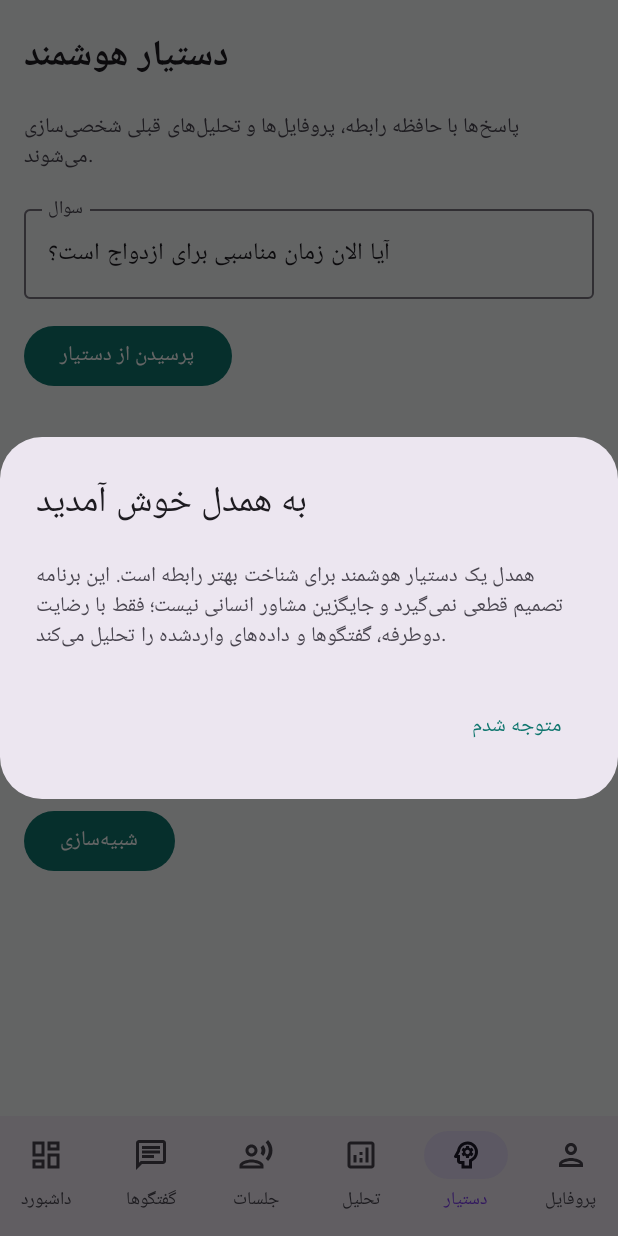
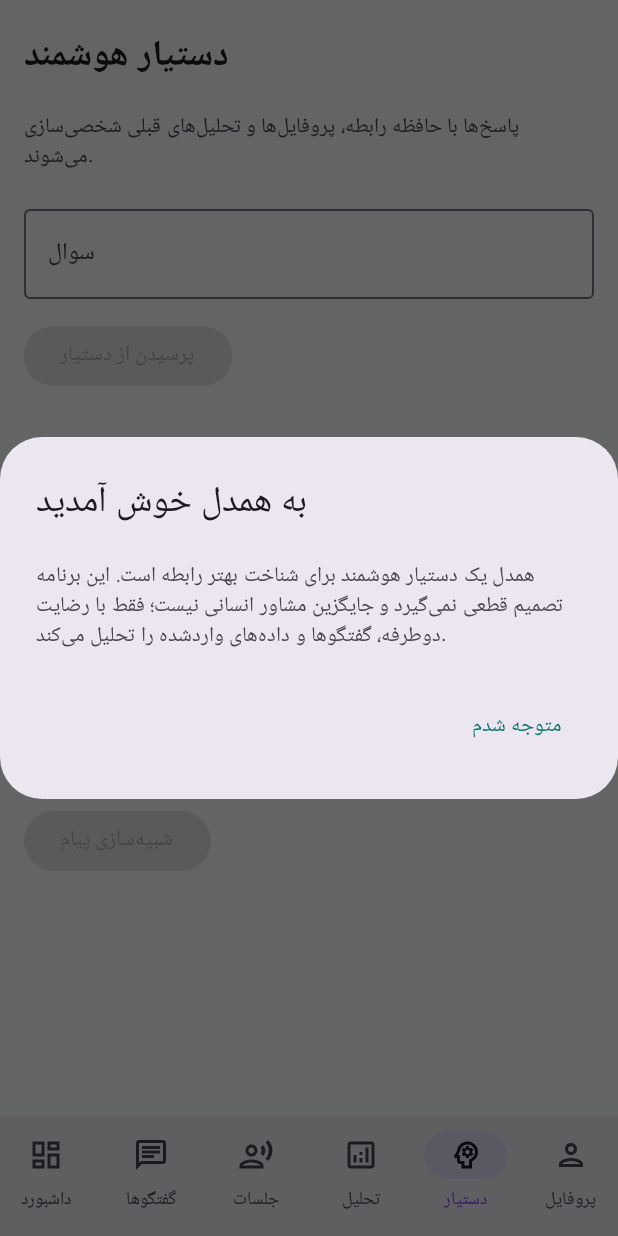
Before and after one commit to ghadirb/Hamdel, an Android app built with Jetpack Compose: the screen it shows after launch (MainActivity), item 5 of the bottom bar chosen, on a phone screen of 412 x 824 dp. Run offline under Robolectric (Android 15) with nearby library versions, the light colour scheme and no system bars; our stand-ins replace Room's generated code; 2 statements that could not run were skipped.

Commit message:
Remove demo data and improve live workflows

```diff
--- a/app/src/main/java/com/hamdel/ai/HamdelApplication.kt
+++ b/app/src/main/java/com/hamdel/ai/HamdelApplication.kt
@@ -23,9 +23,10 @@ class HamdelApplication : Application() {
 
     private val httpClient by lazy {
         OkHttpClient.Builder()
-            .connectTimeout(20, TimeUnit.SECONDS)
-            .readTimeout(60, TimeUnit.SECONDS)
-            .writeTimeout(60, TimeUnit.SECONDS)
+            .connectTimeout(8, TimeUnit.SECONDS)
+            .readTimeout(10, TimeUnit.SECONDS)
+            .writeTimeout(10, TimeUnit.SECONDS)
+            .callTimeout(12, TimeUnit.SECONDS)
             .build()
     }
 
--- a/app/src/main/java/com/hamdel/ai/data/local/RelationshipDao.kt
+++ b/app/src/main/java/com/hamdel/ai/data/local/RelationshipDao.kt
@@ -27,6 +27,24 @@ interface RelationshipDao {
     @Query("SELECT COUNT(*) FROM relationship_metrics")
     suspend fun metricCount(): Int
 
+    @Query("SELECT COUNT(*) FROM profiles")
+    suspend fun profileCount(): Int
+
+    @Query("SELECT COUNT(*) FROM profiles WHERE id IN ('person_a', 'person_b')")
+    suspend fun legacyProfileCount(): Int
+
+    @Query("SELECT COUNT(*) FROM conversation_reports")
+    suspend fun reportCount(): Int
+
+    @Query("DELETE FROM relationship_metrics")
+    suspend fun clearMetrics()
+
+    @Query("DELETE FROM profiles WHERE id IN ('person_a', 'person_b')")
+    suspend fun clearLegacyProfiles()
+
+    @Query("DELETE FROM relationship_events WHERE id IN ('first_meet', 'important_talk', 'repair')")
+    suspend fun clearLegacyEvents()
+
     @Insert(onConflict = OnConflictStrategy.REPLACE)
     suspend fun upsertMetrics(metrics: List<RelationshipMetric>)
 
@@ -34,9 +52,6 @@ interface RelationshipDao {
     suspend fun upsertProfile(profile: PersonProfile)
 
     @Insert(onConflict = OnConflictStrategy.REPLACE)
-    suspend fun upsertProfiles(profiles: List<PersonProfile>)
-
-    @Insert(onConflict = OnConflictStrategy.REPLACE)
     suspend fun upsertEvents(events: List<RelationshipEvent>)
 
     @Insert(onConflict = OnConflictStrategy.REPLACE)
--- a/app/src/main/java/com/hamdel/ai/data/remote/GapgptClient.kt
+++ b/app/src/main/java/com/hamdel/ai/data/remote/GapgptClient.kt
@@ -24,7 +24,7 @@ class GapgptClient(
     override suspend fun complete(systemPrompt: String, userPrompt: String): String? =
         withContext(Dispatchers.IO) {
             val keys = keysProvider()
-            for (key in keys) {
+            for (key in keys.take(MAX_KEY_ATTEMPTS)) {
                 for (model in MODEL_PRIORITY) {
                     val result = runCatching { callModel(key, model, systemPrompt, userPrompt) }
                         .onFailure { Log.w(TAG, "gapgpt $model failed: ${it.message}") }
@@ -70,6 +70,7 @@ class GapgptClient(
         private const val TAG = "GapgptClient"
         private const val BASE_URL = "https://api.gapgpt.app/v1"
         private val JSON_MEDIA_TYPE = "application/json".toMediaType()
-        private val MODEL_PRIORITY = listOf("gpt-5-nano", "gpt-4o-mini")
+        private const val MAX_KEY_ATTEMPTS = 1
+        private val MODEL_PRIORITY = listOf("gpt-4o-mini")
     }
 }
--- a/app/src/main/java/com/hamdel/ai/data/remote/LiaraClient.kt
+++ b/app/src/main/java/com/hamdel/ai/data/remote/LiaraClient.kt
@@ -26,7 +26,7 @@ class LiaraClient(
         withContext(Dispatchers.IO) {
             val keys = keysProvider()
             val baseUrl = (baseUrlProvider() ?: DEFAULT_BASE_URL).trimEnd('/')
-            for (key in keys) {
+            for (key in keys.take(MAX_KEY_ATTEMPTS)) {
                 for (model in MODEL_PRIORITY) {
                     val result = runCatching { callModel(baseUrl, key, model, systemPrompt, userPrompt) }
                         .onFailure { Log.w(TAG, "liara $model failed: ${it.message}") }
@@ -74,6 +74,7 @@ class LiaraClient(
         // ships a LIARA_BASE_URL entry (e.g. after rotating to a different Liara project).
         private const val DEFAULT_BASE_URL = "https://ai.liara.ir/api/69467b6ba99a2016cac892e1/v1"
         private val JSON_MEDIA_TYPE = "application/json".toMediaType()
-        private val MODEL_PRIORITY = listOf("openai/gpt-5-nano", "openai/gpt-4o-mini", "google/gemini-2.0-flash-001")
+        private const val MAX_KEY_ATTEMPTS = 1
+        private val MODEL_PRIORITY = listOf("google/gemini-2.0-flash-001")
     }
 }
--- a/app/src/main/java/com/hamdel/ai/data/repository/RelationshipRepository.kt
+++ b/app/src/main/java/com/hamdel/ai/data/repository/RelationshipRepository.kt
@@ -33,30 +33,16 @@ class RelationshipRepository(
         )
     }
 
-    suspend fun seedIfNeeded() {
-        if (dao.metricCount() > 0) return
-        dao.upsertMetrics(
-            listOf(
-                RelationshipMetric("compatibility", "سازگاری", 82, 6, "هم‌راستایی اهداف، ارزش‌ها و سبک ارتباطی"),
-                RelationshipMetric("respect", "احترام متقابل", 76, 4, "کیفیت مرزبندی، شنیدن و پاسخ دادن"),
-                RelationshipMetric("intimacy", "صمیمیت", 68, 8, "نزدیکی عاطفی و امنیت در بیان احساسات"),
-                RelationshipMetric("stress", "استرس رابطه", 34, -5, "فشار، سوءتفاهم و تنش‌های حل‌نشده"),
-                RelationshipMetric("trust", "اعتماد", 72, 3, "ثبات، صداقت و قابل اتکا بودن")
-            )
-        )
-        dao.upsertProfiles(
-            listOf(
-                PersonProfile("person_a", "نفر اول", 29, "کارشناسی ارشد", "طراح محصول", "تهران", "رشد مشترک و آرامش", "کتاب، سفر، موسیقی", "صداقت، احترام، خانواده", "گفتگوی مستقیم", "آرام و تحلیلی", "کلام تاییدآمیز", "INFJ", "همدل، دقیق، گاهی حساس", "پیاده‌روی و یادداشت روزانه", true),
-                PersonProfile("person_b", "نفر دوم", 31, "کارشناسی", "مهندس نرم‌افزار", "تهران", "ثبات مالی و خانواده", "ورزش، فیلم، تکنولوژی", "اعتماد، استقلال، مسئولیت", "حل مسئله", "منطقی و کوتاه", "وقت باکیفیت", "INTJ", "مسئول، مستقل، گاهی کم‌حرف", "ورزش صبحگاهی", true)
-            )
-        )
-        dao.upsertEvents(
-            listOf(
-                RelationshipEvent("first_meet", "اولین آشنایی", "شروع رابطه و شناخت اولیه", "memory", System.currentTimeMillis() - 60L * 24 * 60 * 60 * 1000),
-                RelationshipEvent("important_talk", "گفتگوی مهم", "صحبت درباره اهداف مشترک و مرزها", "session", System.currentTimeMillis() - 6L * 24 * 60 * 60 * 1000),
-                RelationshipEvent("repair", "آشتی پس از اختلاف", "تمرین شنیدن فعال و عذرخواهی مشخص", "repair", System.currentTimeMillis() - 2L * 24 * 60 * 60 * 1000)
-            )
-        )
+    /** Removes only the known records created by versions that shipped demo content. */
+    suspend fun clearLegacyDemoData() {
+        val isOnlyLegacyDemo = dao.profileCount() == 2 &&
+            dao.legacyProfileCount() == 2 &&
+            dao.reportCount() == 0
+        if (isOnlyLegacyDemo) {
+            dao.clearMetrics()
+            dao.clearLegacyProfiles()
+            dao.clearLegacyEvents()
+        }
     }
 
     suspend fun analyzeConversation(title: String, text: String): ConversationReport {
@@ -116,12 +102,11 @@ class RelationshipRepository(
         reports.firstOrNull { it.sarcasmRisk > 55 }?.let {
             warnings += "طعنه می‌تواند احساس امنیت را کم کند."
         }
-        return warnings.ifEmpty {
-            listOf("هشدار جدی ثبت نشده؛ روند را با رضایت دوطرفه ادامه دهید.")
-        }
+        return warnings
     }
 
     private fun dailySuggestions(metrics: List<RelationshipMetric>): List<String> {
+        if (metrics.isEmpty()) return emptyList()
         val stress = metrics.firstOrNull { it.id == "stress" }?.value ?: 0
         return if (stress > 50) {
             listOf("۱۰ دقیقه گفتگوی بدون قطع کردن تمرین کنید.", "یک موضوع حساس را به زمان آرام‌تری موکول کنید.", "هر نفر یک نیاز مشخص و قابل انجام بیان کند.")
--- a/app/src/main/java/com/hamdel/ai/ui/screens/AnalysisScreen.kt
+++ b/app/src/main/java/com/hamdel/ai/ui/screens/AnalysisScreen.kt
@@ -41,7 +41,11 @@ fun AnalysisScreen(viewModel: RelationshipViewModel, padding: PaddingValues) {
                     verticalArrangement = Arrangement.spacedBy(10.dp)
                 ) {
                     Text("روند اعتماد و امنیت", fontWeight = FontWeight.SemiBold)
-                    MiniTrend(state.metrics.map { it.value }.ifEmpty { listOf(62, 65, 64, 69, 72, 71, 76) })
+                    if (state.metrics.size >= 2) {
+                        MiniTrend(state.metrics.map { it.value })
+                    } else {
+                        Text("پس از ثبت حداقل دو تحلیل، روند اینجا نمایش داده می‌شود.", color = MaterialTheme.colorScheme.onSurfaceVariant)
+                    }
                     Text("این نمودار حکم قطعی نیست؛ فقط روند داده‌های ذخیره‌شده را نشان می‌دهد.", style = MaterialTheme.typography.bodySmall)
                 }
             }
--- a/app/src/main/java/com/hamdel/ai/ui/screens/AssistantScreen.kt
+++ b/app/src/main/java/com/hamdel/ai/ui/screens/AssistantScreen.kt
@@ -27,9 +27,10 @@ import com.hamdel.ai.ui.components.ScreenFrame
 fun AssistantScreen(viewModel: RelationshipViewModel, padding: PaddingValues) {
     val reply by viewModel.assistantReply.collectAsState()
     val simulation by viewModel.simulation.collectAsState()
-    val busy by viewModel.isBusy.collectAsState()
-    var question by remember { mutableStateOf("آیا الان زمان مناسبی برای ازدواج است؟") }
-    var message by remember { mutableStateOf("تو همیشه حرف من را نمی‌فهمی و باید تغییر کنی.") }
+    val assistantBusy by viewModel.isAssistantBusy.collectAsState()
+    val simulationBusy by viewModel.isSimulationBusy.collectAsState()
+    var question by remember { mutableStateOf("") }
+    var message by remember { mutableStateOf("") }
 
     LazyColumn(
         modifier = Modifier
@@ -43,10 +44,11 @@ fun AssistantScreen(viewModel: RelationshipViewModel, padding: PaddingValues) {
                     value = question,
                     onValueChange = { question = it },
                     label = { Text("سوال") },
+                    placeholder = { Text("مثال: چطور موضوع مهمی را آرام مطرح کنم؟") },
                     modifier = Modifier.fillMaxWidth()
                 )
-                Button(enabled = !busy && question.isNotBlank(), onClick = { viewModel.askAssistant(question) }) {
-                    Text(if (busy) "در حال پاسخ..." else "پرسیدن از دستیار")
+                Button(enabled = !assistantBusy && question.isNotBlank(), onClick = { viewModel.askAssistant(question) }) {
+                    Text(if (assistantBusy) "در حال پاسخ..." else "پرسیدن از دستیار")
                 }
             }
         }
@@ -71,11 +73,12 @@ fun AssistantScreen(viewModel: RelationshipViewModel, padding: PaddingValues) {
                     value = message,
                     onValueChange = { message = it },
                     label = { Text("متن پیام") },
+                    placeholder = { Text("پیامی را که می‌خواهید پیش از ارسال بررسی کنید بنویسید.") },
                     minLines = 3,
                     modifier = Modifier.fillMaxWidth()
                 )
-                Button(enabled = !busy && message.isNotBlank(), onClick = { viewModel.simulateMessage(message) }) {
-                    Text(if (busy) "در حال شبیه‌سازی..." else "شبیه‌سازی")
+                Button(enabled = !simulationBusy && message.isNotBlank(), onClick = { viewModel.simulateMessage(message) }) {
+                    Text(if (simulationBusy) "در حال شبیه‌سازی..." else "شبیه‌سازی پیام")
                 }
             }
         }
--- a/app/src/main/java/com/hamdel/ai/ui/screens/DashboardScreen.kt
+++ b/app/src/main/java/com/hamdel/ai/ui/screens/DashboardScreen.kt
@@ -1,6 +1,7 @@
 package com.hamdel.ai.ui.screens
 
 import androidx.compose.foundation.layout.Arrangement
+import androidx.compose.foundation.layout.Column
 import androidx.compose.foundation.layout.PaddingValues
 import androidx.compose.foundation.layout.Row
 import androidx.compose.foundation.layout.fillMaxSize
@@ -16,6 +17,9 @@ import androidx.compose.material3.Text
 import androidx.compose.runtime.Composable
 import androidx.compose.runtime.collectAsState
 import androidx.compose.runtime.getValue
+import androidx.compose.runtime.mutableStateOf
+import androidx.compose.runtime.remember
+import androidx.compose.runtime.setValue
 import androidx.compose.ui.Modifier
 import androidx.compose.ui.text.font.FontWeight
 import androidx.compose.ui.unit.dp
@@ -27,6 +31,13 @@ import com.hamdel.ai.ui.components.ScreenFrame
 @Composable
 fun DashboardScreen(viewModel: RelationshipViewModel, padding: PaddingValues) {
     val state by viewModel.dashboard.collectAsState()
+    var showConsentInfo by remember { mutableStateOf(false) }
+    var showMemory by remember { mutableStateOf(false) }
+    val consentText = when {
+        state.profiles.size < 2 -> "برای فعال‌شدن تحلیل، دو پروفایل بسازید."
+        state.profiles.all { it.consentGranted } -> "رضایت هر دو نفر فعال است."
+        else -> "رضایت هر دو نفر هنوز فعال نیست."
+    }
     LazyColumn(
         modifier = Modifier
             .fillMaxSize()
@@ -38,14 +49,29 @@ fun DashboardScreen(viewModel: RelationshipViewModel, padding: PaddingValues) {
                 title = "همدل",
                 subtitle = "خلاصه وضعیت رابطه، هشدارها و پیشنهادهای امروز"
             ) {
-                Row(horizontalArrangement = Arrangement.spacedBy(8.dp), modifier = Modifier.fillMaxWidth()) {
-                    AssistChip(onClick = {}, label = { Text("رضایت دوطرفه") })
-                    AssistChip(onClick = {}, label = { Text("حافظه رابطه") })
+                Column(verticalArrangement = Arrangement.spacedBy(8.dp), modifier = Modifier.fillMaxWidth()) {
+                    Row(horizontalArrangement = Arrangement.spacedBy(8.dp), modifier = Modifier.fillMaxWidth()) {
+                        AssistChip(onClick = { showConsentInfo = !showConsentInfo }, label = { Text("رضایت دوطرفه") })
+                        AssistChip(onClick = { showMemory = !showMemory }, label = { Text("حافظه رابطه") })
+                    }
+                    if (showConsentInfo) {
+                        Text(consentText, style = MaterialTheme.typography.bodySmall)
+                    }
                 }
             }
         }
-        items(state.metrics) { metric ->
-            MetricCard(metric = metric, modifier = Modifier.padding(horizontal = 16.dp, vertical = 5.dp))
+        if (state.metrics.isEmpty()) {
+            item {
+                Text(
+                    "پس از تحلیل اولین گفتگو یا جلسه، شاخص‌های رابطه اینجا نمایش داده می‌شوند.",
+                    modifier = Modifier.padding(horizontal = 16.dp, vertical = 10.dp),
+                    color = MaterialTheme.colorScheme.onSurfaceVariant
+                )
+            }
+        } else {
+            items(state.metrics) { metric ->
+                MetricCard(metric = metric, modifier = Modifier.padding(horizontal = 16.dp, vertical = 5.dp))
+            }
         }
         item {
             Card(
@@ -58,13 +84,37 @@ fun DashboardScreen(viewModel: RelationshipViewModel, padding: PaddingValues) {
                     verticalArrangement = Arrangement.spacedBy(10.dp)
                 ) {
                     Text("روند رابطه", fontWeight = FontWeight.SemiBold)
-                    MiniTrend(state.metrics.map { it.value }.ifEmpty { listOf(58, 62, 66, 63, 71, 76, 82) })
+                    if (state.metrics.size >= 2) {
+                        MiniTrend(state.metrics.map { it.value })
+                    } else {
+                        Text("داده کافی برای نمایش روند وجود ندارد.", color = MaterialTheme.colorScheme.onSurfaceVariant)
+                    }
                 }
             }
         }
         item {
             InfoSection("آخرین هشدارها", state.warnings)
             InfoSection("پیشنهادهای امروز", state.suggestions)
+        }
+        if (showMemory) {
+            item {
+                Card(modifier = Modifier.padding(16.dp), shape = androidx.compose.foundation.shape.RoundedCornerShape(8.dp)) {
+                    androidx.compose.foundation.layout.Column(
+                        modifier = Modifier.padding(16.dp),
+                        verticalArrangement = Arrangement.spacedBy(8.dp)
+                    ) {
+                        Text("حافظه رابطه", fontWeight = FontWeight.SemiBold)
+                        if (state.events.isEmpty()) {
+                            Text("هنوز رویداد یا تحلیلی در حافظه رابطه ثبت نشده است.")
+                        } else {
+                            state.events.take(10).forEach { event ->
+                                Text(event.title, fontWeight = FontWeight.Medium)
+                                Text(event.description, style = MaterialTheme.typography.bodySmall)
+                            }
+                        }
+                    }
+                }
+            }
         }
     }
 }
@@ -82,7 +132,11 @@ private fun InfoSection(title: String, items: List<String>) {
             verticalArrangement = Arrangement.spacedBy(8.dp)
         ) {
             Text(title, fontWeight = FontWeight.SemiBold)
-            items.forEach { Text("• $it", style = MaterialTheme.typography.bodyMedium) }
+            if (items.isEmpty()) {
+                Text("هنوز داده‌ای برای نمایش وجود ندارد.", style = MaterialTheme.typography.bodyMedium)
+            } else {
+                items.forEach { Text("• $it", style = MaterialTheme.typography.bodyMedium) }
+            }
         }
     }
 }
```
Also changed, not shown: app/src/main/java/com/hamdel/ai/ui/RelationshipViewModel.kt (+18 -8 lines), app/src/main/java/com/hamdel/ai/ui/screens/SessionsScreen.kt (+16 -2 lines).
